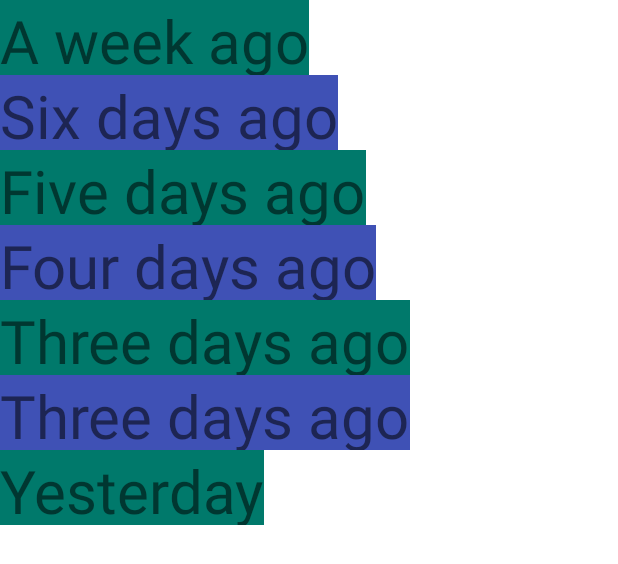
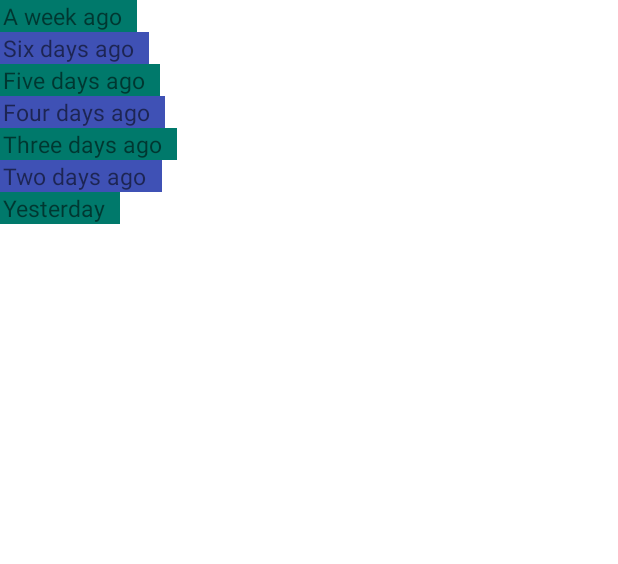
Before and after one commit to Bintina/MoodTracker, an Android app: the layout activity_history.xml on its own in the app's theme, with its tools: preview values and no code run, on a phone screen of 412 x 824 dp. Shown: the top 564 px of the screen. Run offline under Robolectric (Android 15) with nearby library versions, the phone set to English and light mode, and no system bars.

Commit message:
History Bar heights set
History bar heights adjusted.

```diff
--- a/app/src/main/res/layout/activity_history.xml
+++ b/app/src/main/res/layout/activity_history.xml
@@ -1,5 +1,6 @@
 <?xml version="1.0" encoding="utf-8"?>
 <LinearLayout
+    android:id="@+id/history_linear"
     xmlns:android="http://schemas.android.com/apk/res/android"
     xmlns:app="http://schemas.android.com/apk/res-auto"
     xmlns:tools="http://schemas.android.com/tools"
@@ -11,70 +12,84 @@
     <TextView
         android:id="@+id/seven_days"
         android:layout_width="wrap_content"
-        android:layout_height="50dp"
+        android:layout_height="wrap_content"
         android:background="@color/colorAccent"
         android:text="@string/seven_days_txt"
-        android:textSize="40sp"
+        android:textSize="15sp"
+        android:paddingStart="2dp"
+        android:paddingEnd="10dp"
         app:layout_constraintStart_toStartOf="parent"
         app:layout_constraintTop_toTopOf="parent" />
 
     <TextView
         android:id="@+id/six_days"
         android:layout_width="wrap_content"
-        android:layout_height="50dp"
+        android:layout_height="wrap_content"
         android:background="@color/colorPrimary"
         android:text="@string/six_days_txt"
-        android:textSize="40sp"
+        android:textSize="15sp"
+        android:paddingStart="2dp"
+        android:paddingEnd="10dp"
         app:layout_constraintStart_toStartOf="parent"
         app:layout_constraintTop_toBottomOf="@id/seven_days" />
 
     <TextView
         android:id="@+id/five_days"
         android:layout_width="wrap_content"
-        android:layout_height="50dp"
+        android:layout_height="wrap_content"
         android:background="@color/colorAccent"
         android:text="@string/five_days_txt"
-        android:textSize="40sp"
+        android:textSize="15dp"
+        android:paddingStart="2dp"
+        android:paddingEnd="10dp"
         app:layout_constraintStart_toStartOf="parent"
         app:layout_constraintTop_toBottomOf="@id/six_days" />
 
     <TextView
         android:id="@+id/four_days"
         android:layout_width="wrap_content"
-        android:layout_height="50dp"
+        android:layout_height="wrap_content"
         android:background="@color/colorPrimary"
         android:text="@string/four_days_txt"
-        android:textSize="40sp"
+        android:textSize="15dp"
+        android:paddingStart="2dp"
+        android:paddingEnd="10dp"
         app:layout_constraintStart_toStartOf="parent"
         app:layout_constraintTop_toBottomOf="@id/five_days" />
 
     <TextView
         android:id="@+id/three_days"
         android:layout_width="wrap_content"
-        android:layout_height="50dp"
+        android:layout_height="wrap_content"
         android:background="@color/colorAccent"
         android:text="@string/three_days_txt"
-        android:textSize="40sp"
+        android:textSize="15dp"
+        android:paddingStart="2dp"
+        android:paddingEnd="10dp"
         app:layout_constraintStart_toStartOf="parent"
         app:layout_constraintTop_toBottomOf="@id/four_days" />
 
     <TextView
         android:id="@+id/two_days"
         android:layout_width="wrap_content"
-        android:layout_height="50dp"
+        android:layout_height="wrap_content"
         android:background="@color/colorPrimary"
         android:text="@string/two_days_txt"
-        android:textSize="40sp"
+        android:textSize="15sp"
+        android:paddingStart="2dp"
+        android:paddingEnd="10dp"
         app:layout_constraintStart_toStartOf="parent"
         app:layout_constraintTop_toBottomOf="@id/three_days" />
 
     <TextView
         android:id="@+id/yesterday"
         android:layout_width="wrap_content"
-        android:layout_height="50dp"
+        android:layout_height="wrap_content"
         android:background="@color/colorAccent"
         android:text="@string/yesterday_txt"
-        android:textSize="40sp"
+        android:textSize="15sp"
+        android:paddingStart="2dp"
+        android:paddingEnd="10dp"
         app:layout_constraintStart_toStartOf="parent"
         app:layout_constraintTop_toBottomOf="@id/yesterday"/>
 
--- a/app/src/main/res/values/strings.xml
+++ b/app/src/main/res/values/strings.xml
@@ -6,7 +6,7 @@
     <string name="five_days_txt">Five days ago</string>
     <string name="four_days_txt">Four days ago</string>
     <string name="three_days_txt">Three days ago</string>
-    <string name="two_days_txt">Three days ago</string>
+    <string name="two_days_txt">Two days ago</string>
     <string name="yesterday_txt">Yesterday</string>
     <string name="today_txt">Today</string>
     <string name="custom_note_content">custom_note_content</string>
```
Also changed, not shown: app/src/main/java/com/example/moodtracker/Extensions.kt (+34 -0 lines), app/src/main/java/com/example/moodtracker/HistoryActivity.kt (+11 -18 lines), app/src/main/java/com/example/moodtracker/SaveReceiver.kt (+15 -15 lines).
